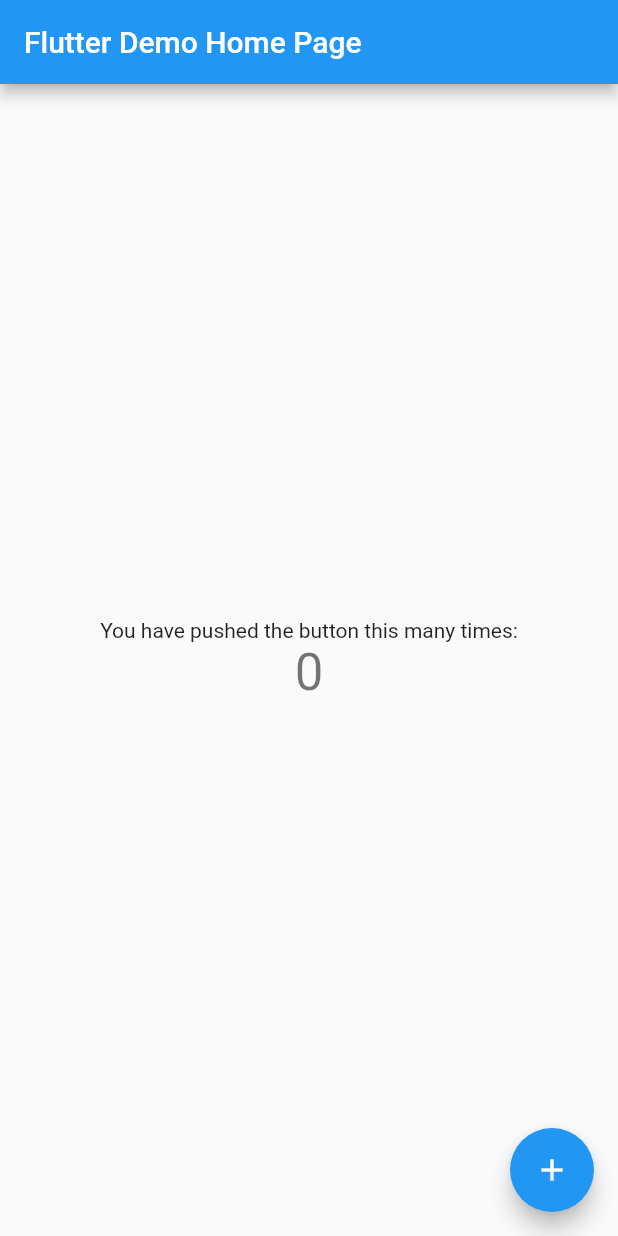
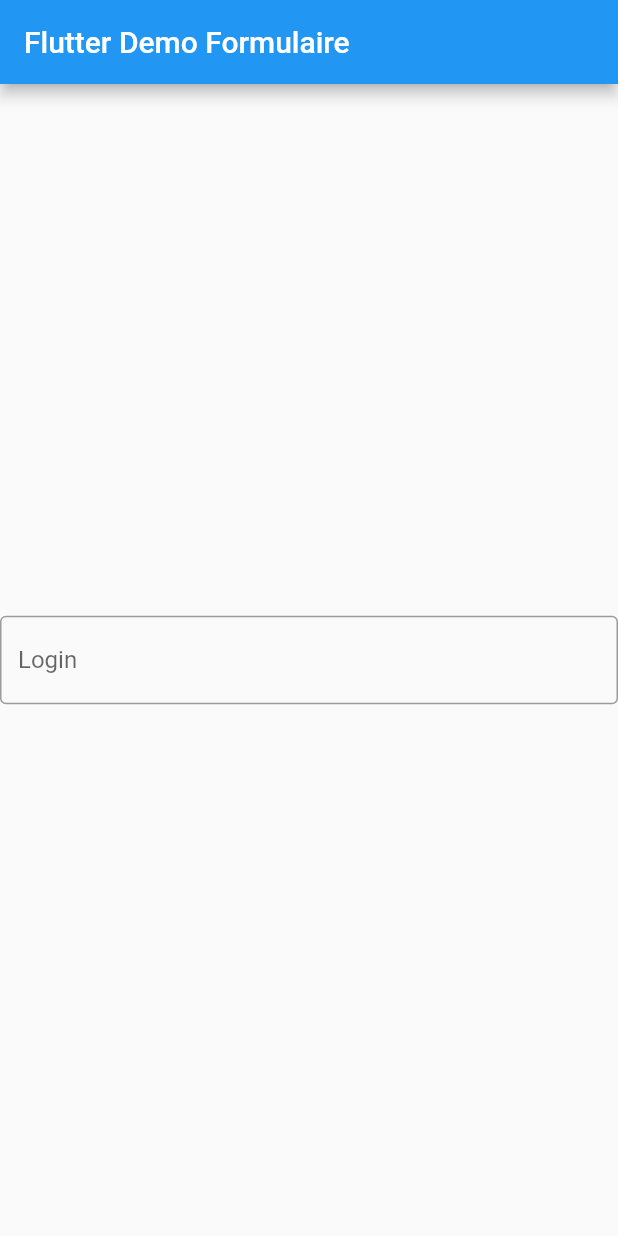
Before and after one commit to StillLearningHowToCode/Flutter, a Flutter app: the screen it shows after launch, on a phone screen of 412 x 824 dp. Run offline on Flutter 3.47's test engine with Material 2 defaults, Android fonts, the phone set to English and light mode, and no system bars.

Commit message:
Update main.dart

```diff
--- a/formulaire/lib/main.dart
+++ b/formulaire/lib/main.dart
@@ -10,11 +10,11 @@
   @override
   Widget build(BuildContext context) {
     return MaterialApp(
-      title: 'Flutter Demo',
+      title: 'Formulaire',
       theme: ThemeData(
         primarySwatch: Colors.blue,
       ),
-      home: const MyHomePage(title: 'Flutter Demo Home Page'),
+      home: const MyHomePage(title: 'Flutter Demo Formulaire'),
     );
   }
 }
@@ -29,13 +29,10 @@
 }
 
 class _MyHomePageState extends State<MyHomePage> {
-  int _counter = 0;
-
-  void _incrementCounter() {
-    setState(() {
-      _counter++;
-    });
-  }
+// Déclaration variables (tout le temps en haut)
+  final _formKey = GlobalKey<FormState>();
+  final _teLogin = TextEditingController();
+  final _tePass = TextEditingController();
 
   @override
   Widget build(BuildContext context) {
@@ -44,24 +41,26 @@
         title: Text(widget.title),
       ),
       body: Center(
-        child: Column(
-          mainAxisAlignment: MainAxisAlignment.center,
-          children: <Widget>[
-            const Text(
-              'You have pushed the button this many times:',
-            ),
-            Text(
-              '$_counter',
-              style: Theme.of(context).textTheme.headline4,
-            ),
-          ],
+        child: Form(
+          key: _formKey,
+          child: Column(
+            children: <Widget>[
+              TextFormField(
+                controller: _teLogin,
+                decoration: const InputDecoration(
+                    border: OutlineInputBorder(), hintText: 'Login'),
+                validator: (value) {
+                  if (value == null || value.isEmpty) {
+                    return 'Le login est obligatoire !';
+                  }
+                  return null;
+                },
+              ),
+            ],
+            mainAxisAlignment: MainAxisAlignment.center,
+          ),
         ),
       ),
-      floatingActionButton: FloatingActionButton(
-        onPressed: _incrementCounter,
-        tooltip: 'Increment',
-        child: const Icon(Icons.add),
-      ), // This trailing comma makes auto-formatting nicer for build methods.
     );
   }
 }
```
